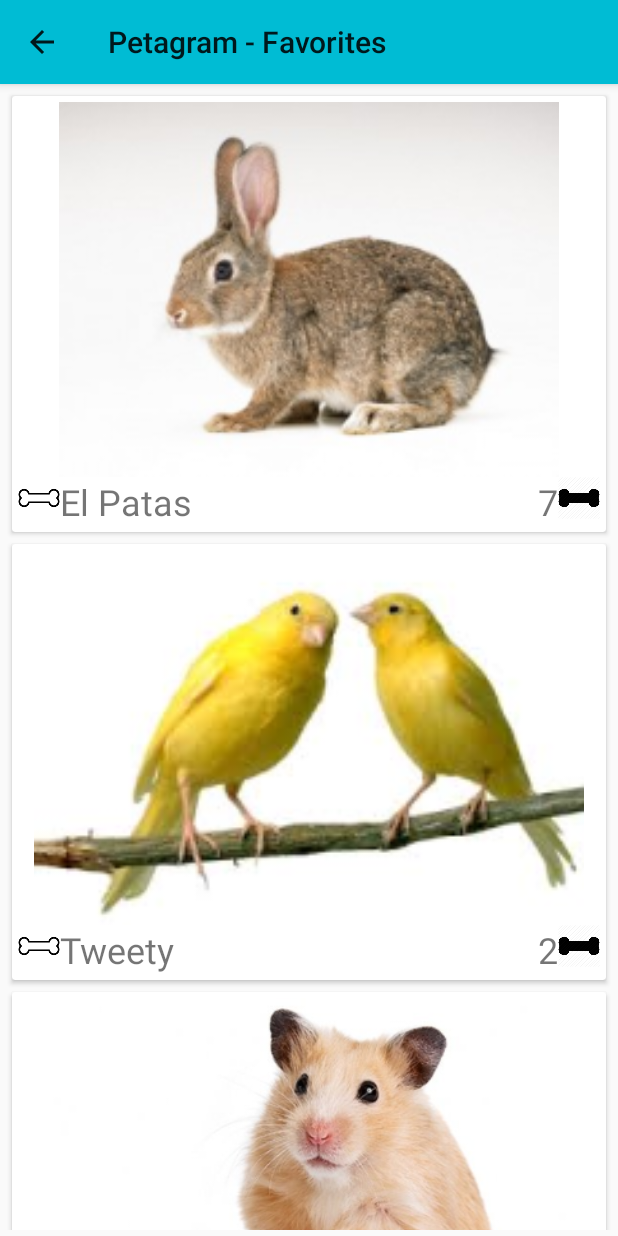
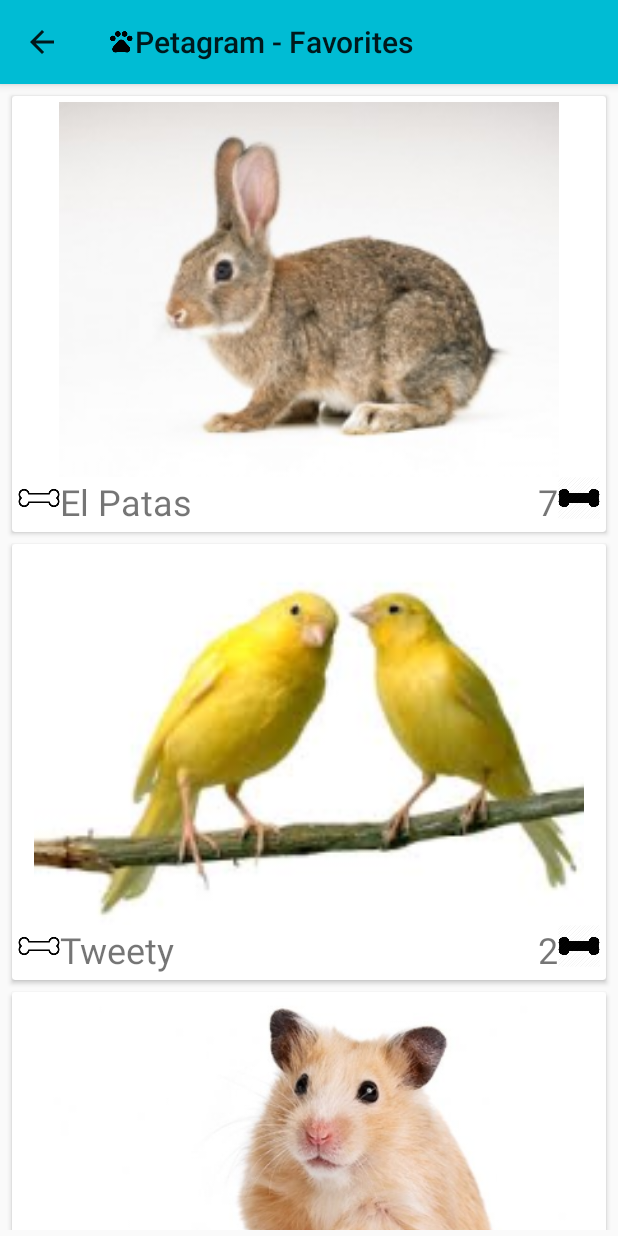
Before and after one commit to j-alberto/androidExample2, an Android app: the screen it shows after launch (FavoritesActivity), after a tap on "Favorites", on a phone screen of 412 x 824 dp. Run offline under Robolectric (Android 15) with nearby library versions, the phone set to English and light mode, and no system bars.

Commit message:
details for tool bar

```diff
--- a/app/src/main/java/com/example/jarojas/example/FavoritesActivity.java
+++ b/app/src/main/java/com/example/jarojas/example/FavoritesActivity.java
@@ -16,6 +16,7 @@ public class FavoritesActivity extends AppCompatActivity {
         Toolbar actionBar = (Toolbar) findViewById(R.id.miActionBar);
         setSupportActionBar(actionBar);
         getSupportActionBar().setDisplayHomeAsUpEnabled(true);
+        getSupportActionBar().setIcon(R.drawable.ic_pets);
 
         RecyclerView rvPets = (RecyclerView) findViewById(R.id.rvFavoritePets);
         rvPets.setLayoutManager(new LinearLayoutManager(getBaseContext()));
--- a/app/src/main/java/com/example/jarojas/example/MainActivity.java
+++ b/app/src/main/java/com/example/jarojas/example/MainActivity.java
@@ -19,6 +19,7 @@ public class MainActivity extends AppCompatActivity {
 
         Toolbar actionBar = (Toolbar) findViewById(R.id.miActionBar);
         setSupportActionBar(actionBar);
+        getSupportActionBar().setIcon(R.drawable.ic_pets);
 
         RecyclerView rvPets = (RecyclerView) findViewById(R.id.rvPets);
         rvPets.setLayoutManager(new LinearLayoutManager(getBaseContext()));
--- a/app/src/main/res/menu/action_bar_menu.xml
+++ b/app/src/main/res/menu/action_bar_menu.xml
@@ -5,4 +5,7 @@
         android:title="@string/action_favorites"
         app:showAsAction="always"
         android:icon="@drawable/five_star"></item>
+
+    <item android:title="@string/action_other"
+        app:showAsAction="collapseActionView"></item>
 </menu>
--- a/app/src/main/res/values/strings.xml
+++ b/app/src/main/res/values/strings.xml
@@ -3,4 +3,5 @@
     <string name="app_favorites">Petagram - Favorites</string>
     <string name="btn_enter">Enter Puppy</string>
     <string name="action_favorites">Favorites</string>
+    <string name="action_other">Other Menu</string>
 </resources>
```
